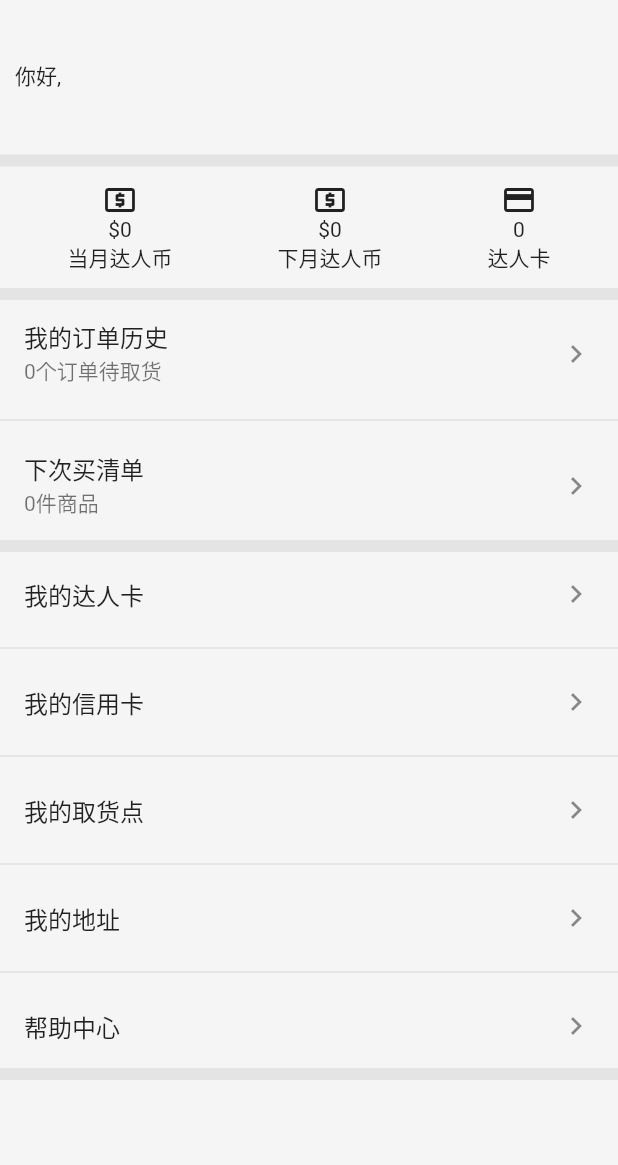
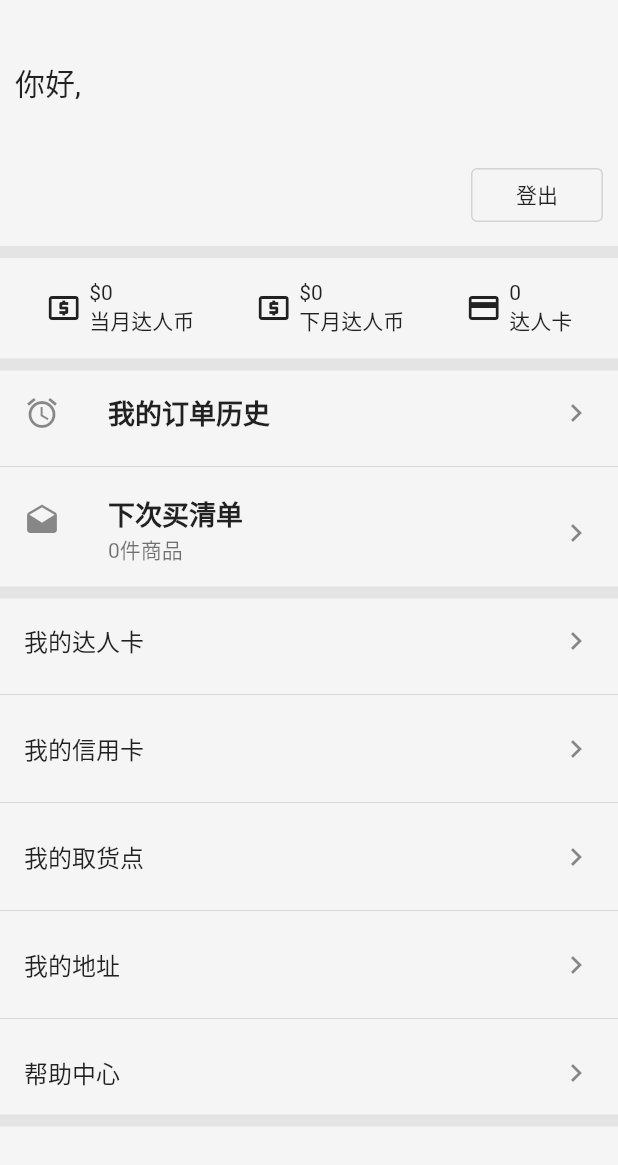
Before and after one commit to ss707494/zw_app, a Flutter app: the UserCenter screen opened directly, on a phone screen of 412 x 824 dp. Shown: the top 1165 px of the screen. Run offline on Flutter 3.47's test engine with Material 2 defaults, Android fonts, the phone set to English and light mode, and no system bars; our stand-ins replace cached_network_image, carousel_slider, dio, flutter_easyrefresh, flutter_secure_storage, fluttertoast and 1 more; accounts and stored records are empty; statements that could not run were skipped; key blocks and very long unbroken strings in the code were emptied for the run.

```diff
--- a/lib/common/graphql_client.dart
+++ b/lib/common/graphql_client.dart
@@ -18,7 +18,7 @@ final GraphQLClient graphQLClient = GraphQLClient(
     })
         .concat(HttpLink(uri: '${serverHost}api')));
 
-Future<QueryResult> graphqlQuery(context, document, {data = const <String, dynamic>{}, fetchPolicy = FetchPolicy.cacheFirst}) async {
+Future<QueryResult> graphqlQuery(context, document, {data = const <String, dynamic>{}, fetchPolicy = FetchPolicy.cacheAndNetwork}) async {
   QueryResult res = await _queryGraphql(context, document, data: data, fetchPolicy: fetchPolicy);
   if (res.hasErrors) {
     String errMsg = res.errors.map((e) => e.message).join('');
--- a/lib/common/http.dart
+++ b/lib/common/http.dart
@@ -9,13 +9,13 @@ import 'package:zw_app/model/http.dart';
 
 var dio = Dio();
 
-httpPost(context, String path, {data}) async {
+Future<Response> httpPost(context, String path, {data}) async {
   final httpLoadingModel = Provider.of<HttpModel>(context, listen: false);
   Future.delayed(Duration.zero, () {
     httpLoadingModel.setCurrent(path, true);
   });
 //  FormData formData = new FormData.from(data ?? {});
-  var res;
+  Response res;
   res = await dio
       .post(
     '${httpLoadingModel.hostStr}$path',
--- a/lib/common/secure_storage.dart
+++ b/lib/common/secure_storage.dart
@@ -10,3 +10,7 @@ Future getStorageByKey (String key) async {
 setStorage ({String key, String value}) async {
   await storage.write(key: key, value: value);
 }
+
+deleteStorage ({String key}) async {
+  await storage.delete(key: key);
+}
--- a/lib/view/main_page/user_center/user_center.dart
+++ b/lib/view/main_page/user_center/user_center.dart
@@ -6,6 +6,7 @@ import 'package:provider/provider.dart';
 import 'package:zw_app/common/router_help.dart';
 import 'package:zw_app/entity/user_coin_entity.dart';
 import 'package:zw_app/entity/user_info_entity.dart';
+import 'package:zw_app/model/login.dart';
 import 'package:zw_app/model/shopping_cart.dart';
 import 'package:zw_app/model/user_center.dart';
 import 'package:zw_app/view/main_page/user_center/order_history.dart';
@@ -16,7 +17,8 @@ class UserCenter extends StatelessWidget {
     UserCenterModel userCenterModel = Provider.of<UserCenterModel>(context);
     UserInfoEntity userInfo = userCenterModel.userInfo;
     UserCoinEntity userCoin = userCenterModel.userCoin;
-    ShoppingCartModel shoppingCartModel = Provider.of<ShoppingCartModel>(context);
+    ShoppingCartModel shoppingCartModel =
+        Provider.of<ShoppingCartModel>(context);
 
     const mainPadding = EdgeInsets.symmetric(horizontal: 10, vertical: 10);
 
@@ -25,7 +27,7 @@ class UserCenter extends StatelessWidget {
       color: Colors.grey.withAlpha(50),
     );
 
-    Widget mainBox(child, { padding = mainPadding }) => Container(
+    Widget mainBox(child, {padding = mainPadding}) => Container(
           padding: padding,
 //          color: Colors.white,
           child: child,
@@ -35,45 +37,97 @@ class UserCenter extends StatelessWidget {
       crossAxisAlignment: CrossAxisAlignment.start,
       children: <Widget>[
         Container(height: 30),
-        Text('你好, ${userInfo.userName ?? ''}'),
+        Text(
+          '你好, ${userInfo.userName ?? ''}',
+          style: TextStyle(
+            fontSize: 20,
+          ),
+        ),
+        Container(height: 20),
         Text('${userInfo.phone ?? ''}'),
-        Text('${userInfo.email ?? ''}')
+        Row(
+          children: <Widget>[
+            Padding(
+              padding: const EdgeInsets.symmetric(vertical: 10),
+              child: Text('${userInfo.email ?? ''}'),
+            ),
+            Spacer(),
+            FlatButton(
+              shape: RoundedRectangleBorder(
+                  borderRadius: BorderRadius.circular(4),
+                  side: BorderSide(
+                    color: Colors.grey.withAlpha(100),
+                  )),
+              child: Text('登出'),
+              onPressed: () async {
+                LoginModel loginModel = Provider.of<LoginModel>(context);
+                await loginModel.loginOut(context);
+              },
+            ),
+          ],
+        ),
       ],
     ));
 
-    Widget coinsBox = mainBox(Row(
+    Widget coinsBox = mainBox(Padding(
+      padding: const EdgeInsets.symmetric(vertical: 5),
+      child: Row(
         mainAxisSize: MainAxisSize.max,
         mainAxisAlignment: MainAxisAlignment.spaceAround,
         children: <Widget>[
-        Column(
+          Row(
             children: <Widget>[
               Icon(Icons.local_atm),
+              Container(width: 5),
+              Column(
+                crossAxisAlignment: CrossAxisAlignment.start,
+                children: <Widget>[
                   Text('\$${userCoin.currentMouthIcons}'),
                   Text('当月达人币'),
                 ],
               ),
-        Column(
+            ],
+          ),
+          Row(
             children: <Widget>[
               Icon(Icons.local_atm),
+              Container(width: 5),
+              Column(
+                crossAxisAlignment: CrossAxisAlignment.start,
+                children: <Widget>[
                   Text('\$${userCoin.nextMouthIcons}'),
                   Text('下月达人币'),
                 ],
               ),
-        Column(
+            ],
+          ),
+          Row(
             children: <Widget>[
               Icon(Icons.credit_card),
+              Container(width: 5),
+              Column(
+                crossAxisAlignment: CrossAxisAlignment.start,
+                children: <Widget>[
                   Text('${userCoin.cardNumber}'),
                   Text('达人卡'),
                 ],
               ),
             ],
+          ),
+        ],
+      ),
     ));
 
-    Widget orderBox = mainBox(Column(
+    Widget orderBox = mainBox(
+        Column(
           children: <Widget>[
             ListTile(
-          title: Text('我的订单历史'),
-          subtitle: Text('${userCenterModel.orderList.length ?? 0}个订单待取货'),
+              leading: Icon(Icons.access_alarm),
+              title: Text(
+                '我的订单历史',
+                style: TextStyle(fontSize: 18, fontWeight: FontWeight.bold),
+              ),
+//          subtitle: Text('${userCenterModel.orderList.length ?? 0}个订单待取货'),
               trailing: Icon(Icons.keyboard_arrow_right),
               onTap: () {
                 mainNavigationKey.currentState.push(MaterialPageRoute(
@@ -83,14 +137,20 @@ class UserCenter extends StatelessWidget {
             ),
             Divider(),
             ListTile(
-          title: Text('下次买清单'),
-          subtitle: Text('${shoppingCartModel.nextProductList.length ?? 0}件商品'),
+              leading: Icon(Icons.drafts),
+              title: Text('下次买清单',
+                style: TextStyle(fontSize: 18, fontWeight: FontWeight.bold),
+              ),
+              subtitle:
+                  Text('${shoppingCartModel.nextProductList.length ?? 0}件商品'),
               trailing: Icon(Icons.keyboard_arrow_right),
             ),
           ],
-    ), padding: EdgeInsets.symmetric(horizontal: 0));
+        ),
+        padding: EdgeInsets.symmetric(horizontal: 0));
 
-    Widget myInfoBox = mainBox(Column(
+    Widget myInfoBox = mainBox(
+        Column(
           children: <Widget>[
             ListTile(
               title: Text('我的达人卡'),
@@ -122,7 +182,8 @@ class UserCenter extends StatelessWidget {
               onTap: () {},
             ),
           ],
-    ), padding: EdgeInsets.symmetric(horizontal: 0));
+        ),
+        padding: EdgeInsets.symmetric(horizontal: 0));
 
     return SafeArea(
       child: Scaffold(
```
Also changed, not shown: lib/model/http.dart (+8 -0 lines), lib/model/login.dart (+23 -1 lines), lib/view/login/login.dart (+6 -18 lines), pubspec.lock. Lines whose indentation alone changed are shown as unchanged.
